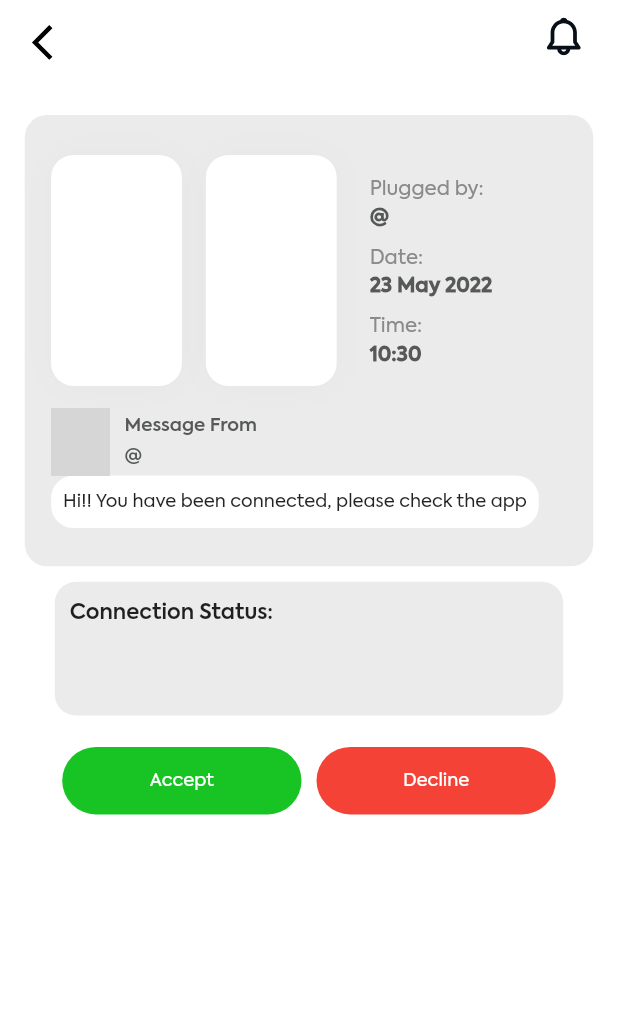
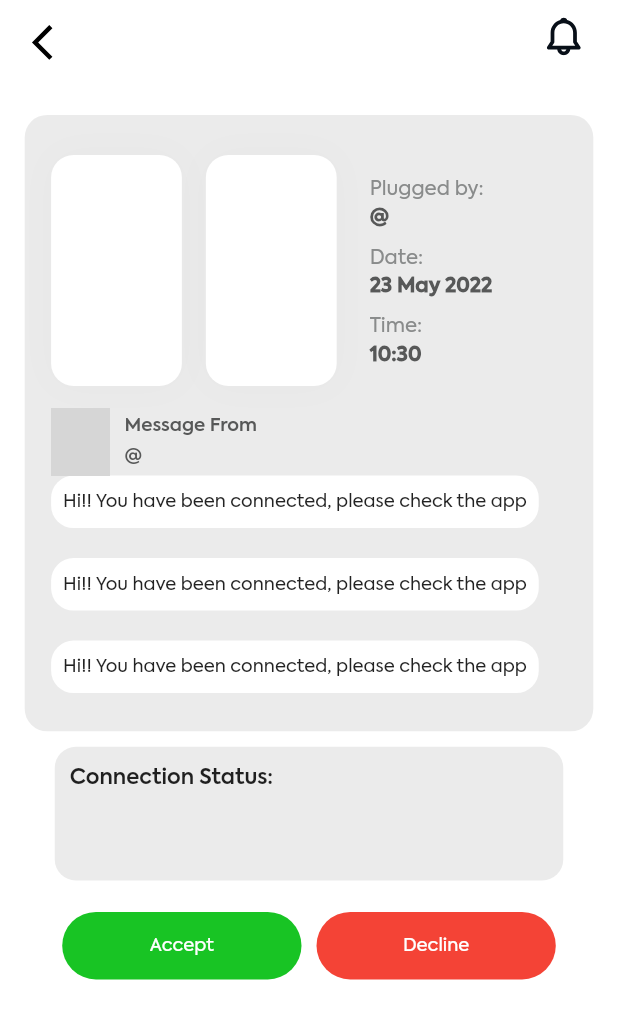
Before and after one commit to shahiddgk/pluhg_mobile, a Flutter app: the WaitingConnectionScreen screen opened directly with empty values, on a phone screen of 412 x 824 dp. Shown: the top 1019 px of the screen. Run offline on Flutter 3.47's test engine with Material 2 defaults, Android fonts, the phone set to English and light mode, and no system bars; our stand-ins replace cached_network_image, country_code_picker, dio, emoji_picker_flutter, file_picker, firebase_core and 22 more; missing offline and left inert: flutter_dialogs, open_document; accounts and stored records are empty; network calls fail; project files that could hold a hidden picture were left out; grey boxes are pictures that could not be loaded.

Commit message:
ui changes in connect people screen

```diff
--- a/lib/app/data/api_calls.dart
+++ b/lib/app/data/api_calls.dart
@@ -27,8 +27,11 @@ import 'package:shared_preferences/shared_preferences.dart';
 import 'package:sn_progress_dialog/sn_progress_dialog.dart';
 
 class APICALLS with ValidationMixin {
-  static const url = "https://api.pluhg.com";
-  static const ws_url = "ws://api.pluhg.com";
+  // static const url = "https://api.pluhg.com";
+  // static const ws_url = "ws://api.pluhg.com";
+
+  static const url = "http://192.168.0.101:8000";
+  static const ws_url = "ws://192.168.0.101:8000";
 
   // static const url = "http://192.168.31.86:8000";
   // static const ws_url = "ws://192.168.31.86:8000";
@@ -141,8 +144,7 @@ class APICALLS with ValidationMixin {
       return true;
     }
 
-    Get.to(() =>
-        SetProfileScreenView(
+    Get.to(() => SetProfileScreenView(
           token: token,
           userID: userData['_id'].toString(),
           contact: userData['emailAddress'] == null
@@ -210,7 +212,8 @@ class APICALLS with ValidationMixin {
     }
   }
 
-  Future<void> sendSupportEmail({required String emailAddress,
+  Future<void> sendSupportEmail(
+      {required String emailAddress,
       required String token,
       required String subject,
       required String emailContent,
@@ -256,7 +259,8 @@ class APICALLS with ValidationMixin {
   }
 
   // Connect two People API
-  Future<bool> connectTwoPeople({required String requesterName,
+  Future<bool> connectTwoPeople(
+      {required String requesterName,
       required String contactName,
       required String contactContact,
       required String requesterContact,
@@ -275,16 +279,14 @@ class APICALLS with ValidationMixin {
         "contact": requesterContact,
         "contactType": requesterContact.contains("@") ? 'email' : 'phone',
         "message":
-        "${user
-            .name} has recommeded a connection between you and One of Their Contacts. Click this link to log into Pluhg and respond to the connection. \n$bothMessage \n$requesterMessage "
+            "${user.name} has recommeded a connection between you and One of Their Contacts. Click this link to log into Pluhg and respond to the connection. \n$bothMessage \n$requesterMessage "
       },
       "contact": {
         "name": contactName,
         "contact": contactContact,
         "contactType": contactContact.contains("@") ? 'email' : 'phone',
         "message":
-        "${user
-            .name} has recommeded a connection between you and One of Their Contacts. Click this link to log into Pluhg and respond to the connection. \n$bothMessage \n$contactMessage "
+            "${user.name} has recommeded a connection between you and One of Their Contacts. Click this link to log into Pluhg and respond to the connection. \n$bothMessage \n$contactMessage "
       },
       'generalMessage': bothMessage
     };
@@ -320,23 +322,16 @@ class APICALLS with ValidationMixin {
           buttonText: "Continue",
           heading: 'Connection Successful',
           iconName: 'success_status',
-          onPressed: () =>
-              Get.offAll(HomeView(
+          onPressed: () => Get.offAll(HomeView(
             index: 0.obs,
             isDeepLinkCodeExecute: false,
             connectionTabIndex: 2,
           )),
           subheading: bothemail
-              ? "$requesterName and $contactName will be notified by email of your connections recommendation.  Don't worry we will not share any personal contact details between them 🤐"
+              ? "$requesterName and $contactName will be notified by email of your connections recommendation. Don't worry we will not share any personal contact details between them 🤐"
               : bothphone
-              ? "$requesterName and $contactName will be notified by text of your connections recommendation.  Don't worry we will not share any personal contact details between them 🤐"
-              : "$requesterName will be notified by ${requesterContact.contains(
-              "@")
-              ? "email"
-              : "phone"} AND $contactName will be notified by ${contactContact
-              .contains("@")
-              ? "email"
-              : "phone"} of your CONNECTION RECOMMENDATIOIN!  Don't worry we will not share any personal contact details between them 🤐 ",
+                  ? "$requesterName and $contactName will be notified by text of your connections recommendation. Don't worry we will not share any personal contact details between them 🤐"
+                  : "$requesterName will be notified by ${requesterContact.contains("@") ? "email" : "text"} AND $contactName will be notified by ${contactContact.contains("@") ? "email" : "text"} of your CONNECTION RECOMMENDATIOIN!  Don't worry we will not share any personal contact details between them 🤐 ",
 
           /*subheading: bothemail
               ? "$requesterName in phone and $contactName in phone will be notified by email of your connections recommendation.  Don't worry we will not share any personal contact details between them 🤐"
@@ -359,7 +354,8 @@ class APICALLS with ValidationMixin {
   }
 
   // send Message to remind user
-  Future<bool> sendReminderMessage({required String message,
+  Future<bool> sendReminderMessage(
+      {required String message,
       required String party,
       required String connectionID,
       required BuildContext context}) async {
@@ -434,8 +430,7 @@ class APICALLS with ValidationMixin {
     }
 
     print(
-        "[Api:getProfile] error: status code [${response
-            .statusCode}]; body [${response.body}]");
+        "[Api:getProfile] error: status code [${response.statusCode}]; body [${response.body}]");
     if (response.statusCode == 401) {
       pluhgSnackBar("So sorry", "You have to login again, session expired");
     }
@@ -544,7 +539,8 @@ class APICALLS with ValidationMixin {
   }
 
   // Update user's image
-  Future<bool> updateProfile(var imageFile, {
+  Future<bool> updateProfile(
+    var imageFile, {
     required String token,
     String name = "",
     String userName = "",
@@ -553,13 +549,12 @@ class APICALLS with ValidationMixin {
     required String email,
     required BuildContext context,
   }) async {
-
     // var uri = Uri.parse("$url/api/uploadProfileImage");
     var uri = Uri.parse("$url/api/updateProfileDetails");
     Map<String, String> headers = {"Authorization": "Bearer $token"};
     var request = http.MultipartRequest("POST", uri);
 
-    if(imageFile !=null){
+    if (imageFile != null) {
       var stream = http.ByteStream(imageFile.openRead());
       stream.cast();
       var length = await imageFile.length();
@@ -867,8 +862,7 @@ class APICALLS with ValidationMixin {
     }
 
     print(
-        "[API:respondToConnectionRequest] response: ${parsedResponse
-            .toString()}");
+        "[API:respondToConnectionRequest] response: ${parsedResponse.toString()}");
 
     if (parsedResponse["status"] == true) {
       pd.close();
@@ -876,9 +870,7 @@ class APICALLS with ValidationMixin {
       showPluhgDailog2(
         context,
         "Success",
-        "You have successfully ${isAccepting
-            ? "accepted"
-            : "rejected"} this  connection",
+        "You have successfully ${isAccepting ? "accepted" : "rejected"} this  connection",
         onCLosed: () {
           print("[Dialogue:OnClose] go to HomeView [2]");
           Get.offAll(
@@ -1028,8 +1020,7 @@ class APICALLS with ValidationMixin {
     parsedResponse = jsonDecode(response.body);
 
     print(
-        "[API:declineConnectionRequest] response: ${parsedResponse
-            .toString()}");
+        "[API:declineConnectionRequest] response: ${parsedResponse.toString()}");
 
     pd.close();
 
@@ -1060,7 +1051,8 @@ class APICALLS with ValidationMixin {
   }
 
   //Close connection
-  Future<bool> closeConnection({required String connectionID,
+  Future<bool> closeConnection(
+      {required String connectionID,
       required BuildContext context,
       required String rating}) async {
     var uri = Uri.parse("$url/api/connect/closeConnection");
@@ -1226,8 +1218,8 @@ class APICALLS with ValidationMixin {
   }
 
   // Upload file (document / image(s))
-  Future<dynamic> uploadFile(String senderId, List<String> files, String type,
-      String subType) async {
+  Future<dynamic> uploadFile(
+      String senderId, List<String> files, String type, String subType) async {
     User user = await UserState.get();
     Map<String, String> headers = {"Authorization": "Bearer ${user.token}"};
     print("[uploadFile] user token ${user.token}");
@@ -1236,9 +1228,7 @@ class APICALLS with ValidationMixin {
     for (int i = 0; i < files.length; i++) {
       iterable.add(new http.MultipartFile.fromBytes(
           'files', await File(files[i]).readAsBytes(),
-          filename: basename(files[i]
-              .split("/")
-              .last),
+          filename: basename(files[i].split("/").last),
           contentType: MediaType(type, subType)));
     }
 
--- a/lib/app/modules/send_message/controllers/send_message_controller.dart
+++ b/lib/app/modules/send_message/controllers/send_message_controller.dart
@@ -1,6 +1,10 @@
+
+import 'package:flutter/cupertino.dart';
+import 'package:flutter/services.dart';
 import 'package:get/get.dart';
 
 class SendMessageController extends GetxController {
+
   //TODO: Implement SendMessageController
   RxString requesterMessage = "".obs;
   RxString contactMessage = "".obs;
@@ -9,6 +13,8 @@ class SendMessageController extends GetxController {
   RxBool loading = false.obs;
   final count = 0.obs;
   RxInt selectedRadio = 1.obs;
+
+
   @override
   void onInit() {
     super.onInit();
--- a/lib/app/modules/send_message/views/send_message_view.dart
+++ b/lib/app/modules/send_message/views/send_message_view.dart
@@ -1,6 +1,7 @@
 import 'dart:typed_data';
 
 import 'package:flutter/material.dart';
+import 'package:flutter/services.dart';
 import 'package:flutter_screenutil/flutter_screenutil.dart';
 import 'package:flutter_svg/svg.dart';
 import 'package:get/get.dart';
@@ -32,6 +33,8 @@ class SendMessageView extends GetView<SendMessageController> {
   final TextEditingController _bothMessage = TextEditingController();
   final TextEditingController _recieverMessage = TextEditingController();
   final TextEditingController _contactMessage = TextEditingController();
+
+
 
   @override
   Widget build(BuildContext context) {
--- a/lib/screens/waiting_connection_screen.dart
+++ b/lib/screens/waiting_connection_screen.dart
@@ -192,6 +192,32 @@ class _WaitingConnectionScreenState extends State<WaitingConnectionScreen> with
                               style: TextStyle(fontSize: 12, fontWeight: FontWeight.w400),
                             ),
                           ),
+                          Container(
+                            //width: 307.22,
+                            margin: EdgeInsets.only(top: 20),
+                            padding: EdgeInsets.all(8),
+                            decoration: BoxDecoration(borderRadius: BorderRadius.circular(15), color: Colors.white),
+                            child: Text(
+                              widget.data["requester"]["message"] == "" || widget.data["requester"]["message"] == null
+                                  ? "Hi!! You have been connected, please check the app"
+                                  : "${widget.data["requester"]["message"]}",
+                              textAlign: TextAlign.justify,
+                              style: TextStyle(fontSize: 12, fontWeight: FontWeight.w400),
+                            ),
+                          ),
+                          Container(
+                            //width: 307.22,
+                            margin: EdgeInsets.only(top: 20),
+                            padding: EdgeInsets.all(8),
+                            decoration: BoxDecoration(borderRadius: BorderRadius.circular(15), color: Colors.white),
+                            child: Text(
+                              widget.data["requester"]["message"] == "" || widget.data["requester"]["message"] == null
+                                  ? "Hi!! You have been connected, please check the app"
+                                  : "${widget.data["requester"]["message"]}",
+                              textAlign: TextAlign.justify,
+                              style: TextStyle(fontSize: 12, fontWeight: FontWeight.w400),
+                            ),
+                          ),
                           SizedBox(
                             height: 14.79,
                           ),
```
Also changed, not shown: lib/main.dart (+13 -5 lines). Lines whose indentation alone changed are shown as unchanged.
